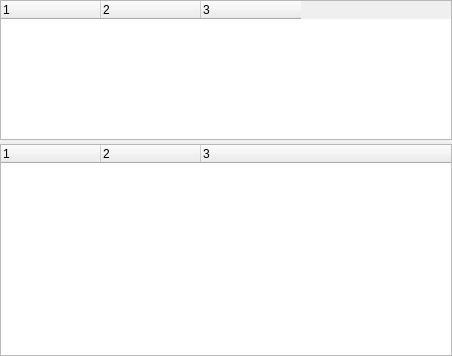
hwgao/beebeep, file src/GuiShareLocal.ui: the form before one commit.
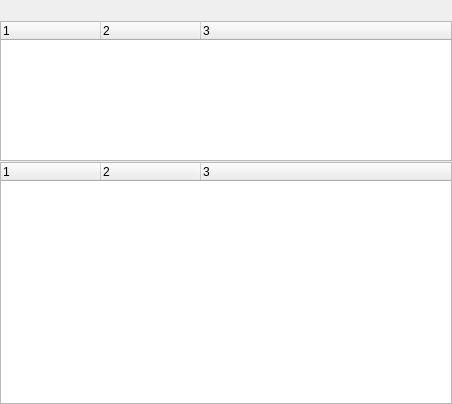
The form after the commit.

What changed in the file:
```diff
--- a/src/GuiShareLocal.ui
+++ b/src/GuiShareLocal.ui
@@ -7,7 +7,7 @@
     <x>0</x>
     <y>0</y>
     <width>452</width>
-    <height>356</height>
+    <height>404</height>
    </rect>
   </property>
   <property name="windowTitle">
@@ -30,9 +30,31 @@
     <number>0</number>
    </property>
    <property name="verticalSpacing">
-    <number>4</number>
+    <number>1</number>
    </property>
    <item row="0" column="0">
+    <widget class="QLabel" name="mp_lTitle">
+     <property name="sizePolicy">
+      <sizepolicy hsizetype="Expanding" vsizetype="Minimum">
+       <horstretch>0</horstretch>
+       <verstretch>0</verstretch>
+      </sizepolicy>
+     </property>
+     <property name="minimumSize">
+      <size>
+       <width>0</width>
+       <height>20</height>
+      </size>
+     </property>
+     <property name="text">
+      <string/>
+     </property>
+     <property name="alignment">
+      <set>Qt::AlignCenter</set>
+     </property>
+    </widget>
+   </item>
+   <item row="1" column="0">
     <widget class="QTreeWidget" name="mp_twMyShares">
      <property name="maximumSize">
       <size>
@@ -53,7 +75,7 @@
       <number>3</number>
      </property>
      <attribute name="headerStretchLastSection">
-      <bool>false</bool>
+      <bool>true</bool>
      </attribute>
      <column>
       <property name="text">
@@ -72,7 +94,7 @@
      </column>
     </widget>
    </item>
-   <item row="1" column="0">
+   <item row="2" column="0">
     <widget class="QTreeWidget" name="mp_twLocalShares">
      <property name="baseSize">
       <size>
```
